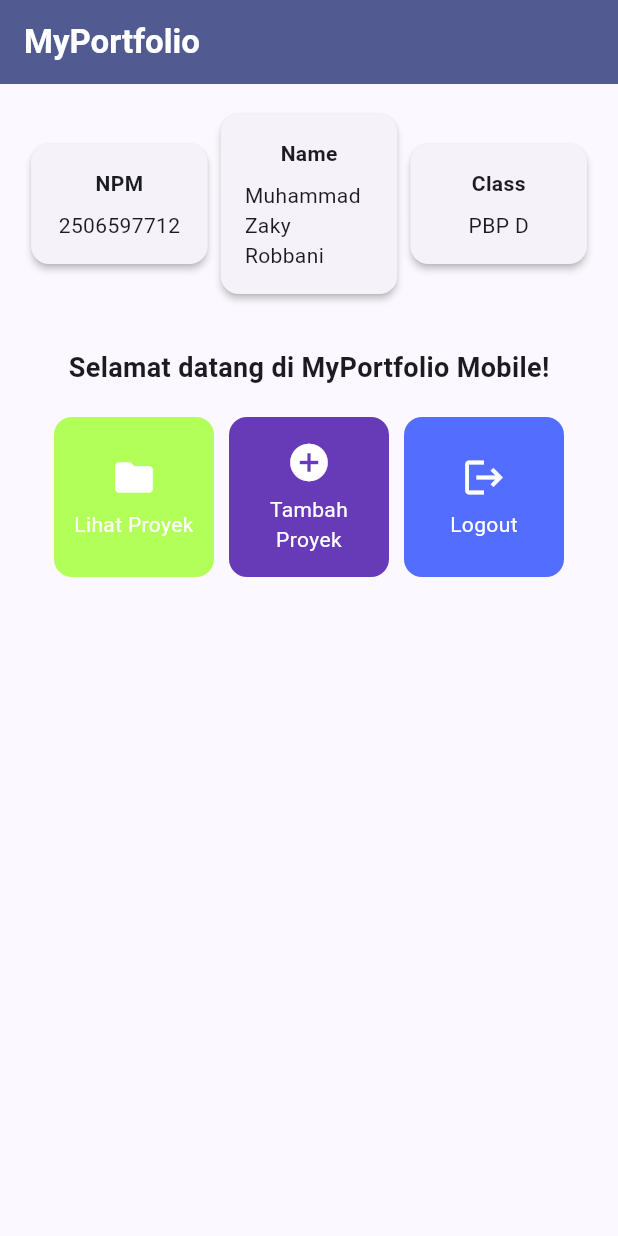
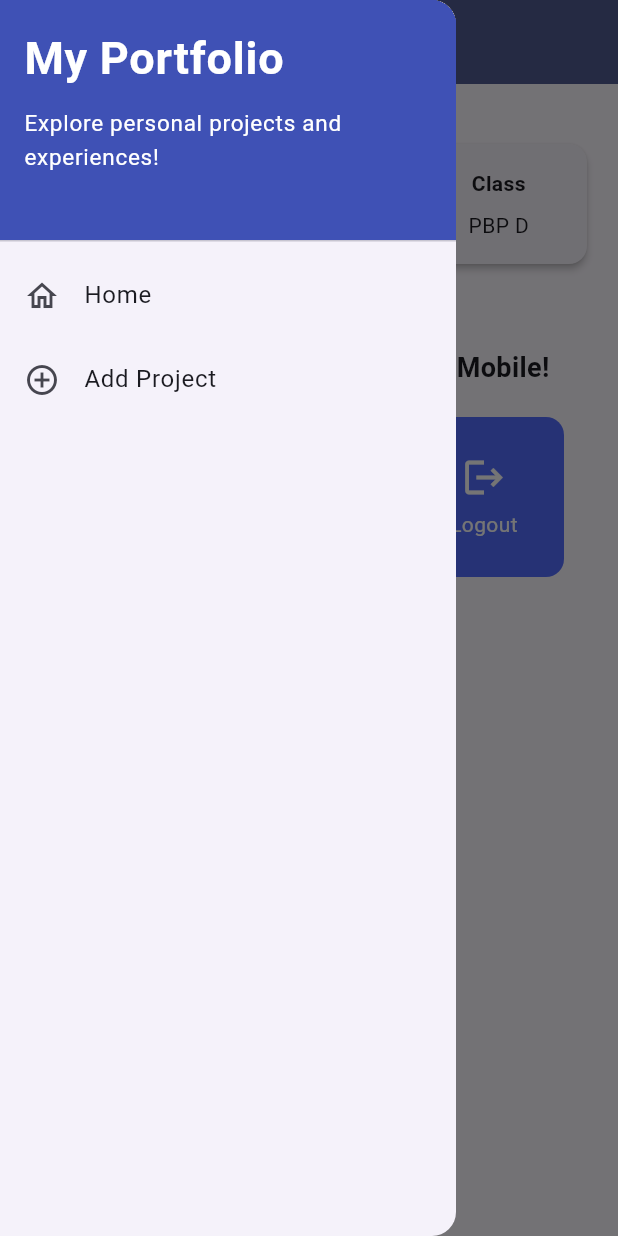
Before and after one commit to mzakyrbn/myportofolio_mobile, a Flutter app: the screen it shows after launch, with the side drawer open (before the commit the screen has no drawer), on a phone screen of 412 x 824 dp. Run offline on Flutter 3.47's test engine with Material 3 defaults, Android fonts, the phone set to English and light mode, and no system bars.

Commit message:
add drawer for navigation and new page projectform

```diff
--- a/lib/main.dart
+++ b/lib/main.dart
@@ -1,5 +1,5 @@
 import 'package:flutter/material.dart';
-import 'package:myportofolio_mobile/menu.dart';
+import 'package:myportofolio_mobile/screens/menu.dart';
 
 void main() {
   runApp(const MyApp());
--- a/lib/menu.dart
+++ b/lib/screens/menu.dart
@@ -1,4 +1,6 @@
 import 'package:flutter/material.dart';
+import 'package:myportofolio_mobile/widgets/left_drawer.dart';
+import 'package:myportofolio_mobile/widgets/project_card.dart';
 
 class MyHomePage extends StatelessWidget {
 	MyHomePage({super.key});
@@ -28,6 +30,7 @@ class MyHomePage extends StatelessWidget {
 				),
 				backgroundColor: Theme.of(context).colorScheme.primary,
 			),
+			drawer: const LeftDrawer(),
 			// Body halaman utama dengan padding di sekelilingnya.
 			body: Padding(
 				padding: const EdgeInsets.all(16.0),
@@ -116,54 +119,6 @@ class InfoCard extends StatelessWidget {
 	}
 }
 
-class ItemCard extends StatelessWidget {
-	final ItemHomepage item;
-
-	const ItemCard(this.item, {super.key});
-
-	@override
-	Widget build(BuildContext context) {
-		return Material(
-		// Menggunakan warna sekunder dari skema tema aplikasi.
-		color: item.color,
-		borderRadius: BorderRadius.circular(12),
-		child: InkWell(
-				// Aksi ketika kartu ditekan oleh pengguna.
-				onTap: () {
-				// Menampilkan SnackBar dengan pesan interaktif.
-				ScaffoldMessenger.of(context)
-					..hideCurrentSnackBar()
-					..showSnackBar(
-					SnackBar(content: Text("Kamu telah menekan tombol ${item.name}!"))
-					);
-				},
-				child: Container(
-					padding: const EdgeInsets.all(8),
-					child: Center(
-						child: Column(
-							mainAxisAlignment: MainAxisAlignment.center,
-							children: [
-								Icon(
-									item.icon,
-									color: Colors.white,
-									size: 30.0,
-								),
-									const Padding(padding: EdgeInsets.all(3)),
-									Text(
-									item.name,
-									textAlign: TextAlign.center,
-									style: const TextStyle(color: Colors.white),
-								),
-							],
-						),
-					),
-				),
-			),
-		);
-	}
-}
-
-
 class ItemHomepage {
 	final String name;
 	final IconData icon;
--- /dev/null
+++ b/lib/widgets/left_drawer.dart
@@ -0,0 +1,72 @@
+import 'package:flutter/material.dart';
+import 'package:myportofolio_mobile/screens/menu.dart';
+import 'package:myportofolio_mobile/project_form.dart';
+
+class LeftDrawer extends StatelessWidget {
+  const LeftDrawer({super.key});
+
+  @override
+  Widget build(BuildContext context) {
+    return Drawer(
+      child: ListView(
+        children: [
+          const DrawerHeader(
+            decoration: BoxDecoration(
+              color: Colors.indigo,
+            ),
+            child: Column(
+              crossAxisAlignment: CrossAxisAlignment.start,
+              children: [
+                Text(
+                  'My Portfolio',
+                  style: TextStyle(
+                    fontSize: 30,
+                    fontWeight: FontWeight.bold,
+                    color: Colors.white,
+                  ),
+                ),
+                SizedBox(height: 10),
+                Text(
+                  'Explore personal projects and experiences!',
+                  style: TextStyle(
+                    fontSize: 15,
+                    color: Colors.white,
+                  ),
+                ),
+              ],
+            ),
+          ),
+          ListTile(
+            leading: const Icon(Icons.home_outlined),
+            title: const Text('Home'),
+            // Navigasi ke halaman utama portofolio
+            onTap: () {
+              Navigator.pushReplacement(
+                context,
+                MaterialPageRoute(
+                  builder: (context) => MyHomePage(),
+                ),
+              );
+            },
+          ),
+          ListTile(
+            leading: const Icon(Icons.add_circle_outline),
+            title: const Text('Add Project'),
+            // Navigasi ke halaman tambah proyek
+            onTap: () {
+              /*
+              TODO: Buatlah routing ke halaman ProjectFormPage yang akan dibuat nanti.
+              */
+              Navigator.pushReplacement(
+                context,
+                MaterialPageRoute(
+                  builder: (context) => ProjectFormPage()
+                ),
+              );
+            },
+          ),
+        ],
+      ),
+    );
+  }
+}
--- /dev/null
+++ b/lib/widgets/project_card.dart
@@ -0,0 +1,50 @@
+import 'package:flutter/material.dart';
+import 'package:myportofolio_mobile/screens/menu.dart';
+import 'package:myportofolio_mobile/project_form.dart';
+
+class ItemCard extends StatelessWidget {
+	final ItemHomepage item;
+
+	const ItemCard(this.item, {super.key});
+
+	@override
+	Widget build(BuildContext context) {
+		return Material(
+		// Menggunakan warna sekunder dari skema tema aplikasi.
+		color: item.color,
+		borderRadius: BorderRadius.circular(12),
+		child: InkWell(
+				// Aksi ketika kartu ditekan oleh pengguna.
+				onTap: () {
+				// Menampilkan SnackBar dengan pesan interaktif.
+				ScaffoldMessenger.of(context)
+					..hideCurrentSnackBar()
+					..showSnackBar(
+					SnackBar(content: Text("Kamu telah menekan tombol ${item.name}!"))
+					);
+				},
+				child: Container(
+					padding: const EdgeInsets.all(8),
+					child: Center(
+						child: Column(
+							mainAxisAlignment: MainAxisAlignment.center,
+							children: [
+								Icon(
+									item.icon,
+									color: Colors.white,
+									size: 30.0,
+								),
+									const Padding(padding: EdgeInsets.all(3)),
+									Text(
+									item.name,
+									textAlign: TextAlign.center,
+									style: const TextStyle(color: Colors.white),
+								),
+							],
+						),
+					),
+				),
+			),
+		);
+	}
+}
```
Also changed, not shown: lib/project_form.dart (added, +217 -0 lines).
